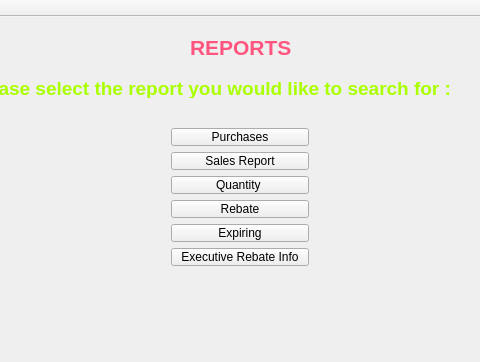
TheSoullessOne/Group-Project-1, file Forms/mainwindow.ui: the form before one commit; both pictures show x 150 to 630 and y 0 to 362 of the 763 by 502 pixel window.
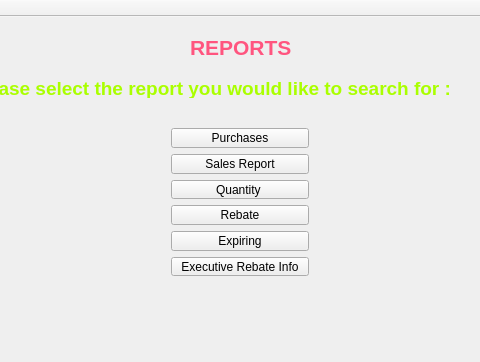
The form after the commit. The open tabs and pages were chosen to show the change.

Patch:
```diff
--- a/Forms/mainwindow.ui
+++ b/Forms/mainwindow.ui
@@ -320,7 +320,7 @@
           <x>270</x>
           <y>60</y>
           <width>160</width>
-          <height>160</height>
+          <height>170</height>
          </rect>
         </property>
         <layout class="QVBoxLayout" name="verticalLayout_4">
```
Left out of the diff: 4 changed lines with no effect on the pictures.
